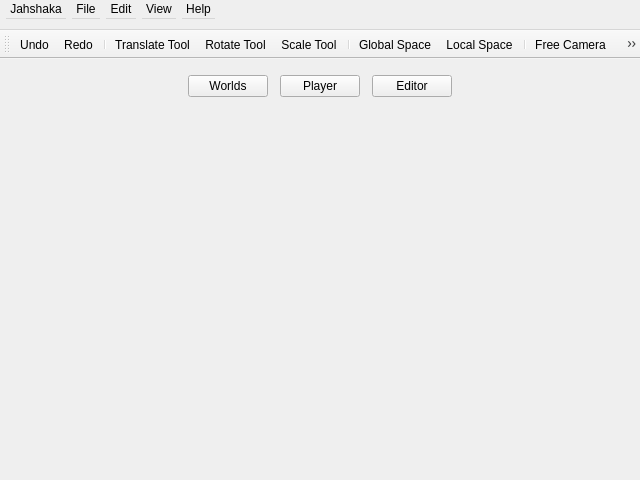
The window that src/mainwindow.ui (jahshaka/Studio) describes before a commit, drawn with Qt 5.
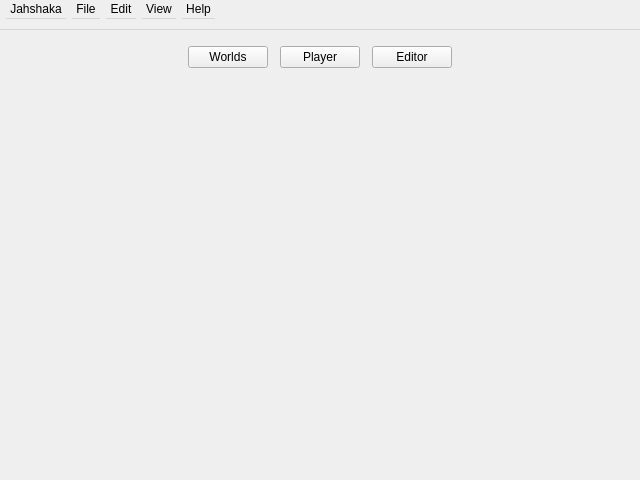
The same window after the commit. Icons and pictures are not drawn.

Commit message: Re-add toolbar, source tidying

Patch:
```diff
--- a/src/mainwindow.ui
+++ b/src/mainwindow.ui
@@ -749,55 +749,6 @@
    <addaction name="menuView"/>
    <addaction name="menuHelp"/>
   </widget>
-  <widget class="QToolBar" name="ToolBar">
-   <property name="windowTitle">
-    <string>ToolBar</string>
-   </property>
-   <property name="styleSheet">
-    <string notr="true">QToolButton
-{
-}
-
-QToolButton:disabled
-{
-}
-
-QToolButton:pressed
-{
-}
-
-QToolButton:focus
-{
-}
-
-QToolButton:hover
-{
-}
-
-QToolButton:checked
-{
-    background-color: #2980b9;
-}</string>
-   </property>
-   <attribute name="toolBarArea">
-    <enum>TopToolBarArea</enum>
-   </attribute>
-   <attribute name="toolBarBreak">
-    <bool>false</bool>
-   </attribute>
-   <addaction name="actionUndo"/>
-   <addaction name="actionRedo"/>
-   <addaction name="separator"/>
-   <addaction name="actionTranslate"/>
-   <addaction name="actionRotate"/>
-   <addaction name="actionScale"/>
-   <addaction name="separator"/>
-   <addaction name="actionGlobalSpace"/>
-   <addaction name="actionLocalSpace"/>
-   <addaction name="separator"/>
-   <addaction name="actionFreeCamera"/>
-   <addaction name="actionArcballCam"/>
-  </widget>
   <action name="actionSave">
    <property name="text">
     <string>Save</string>
```
Left out of the diff: 95 changed lines with no effect on the pictures. The commit also changes 3 other files.
